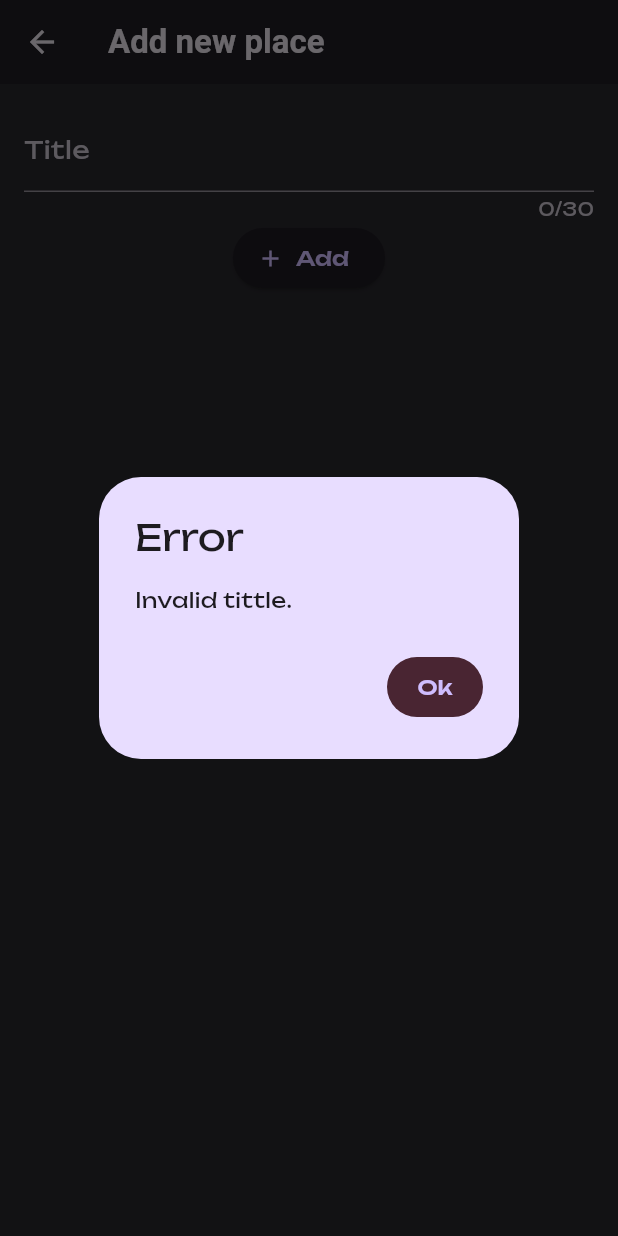
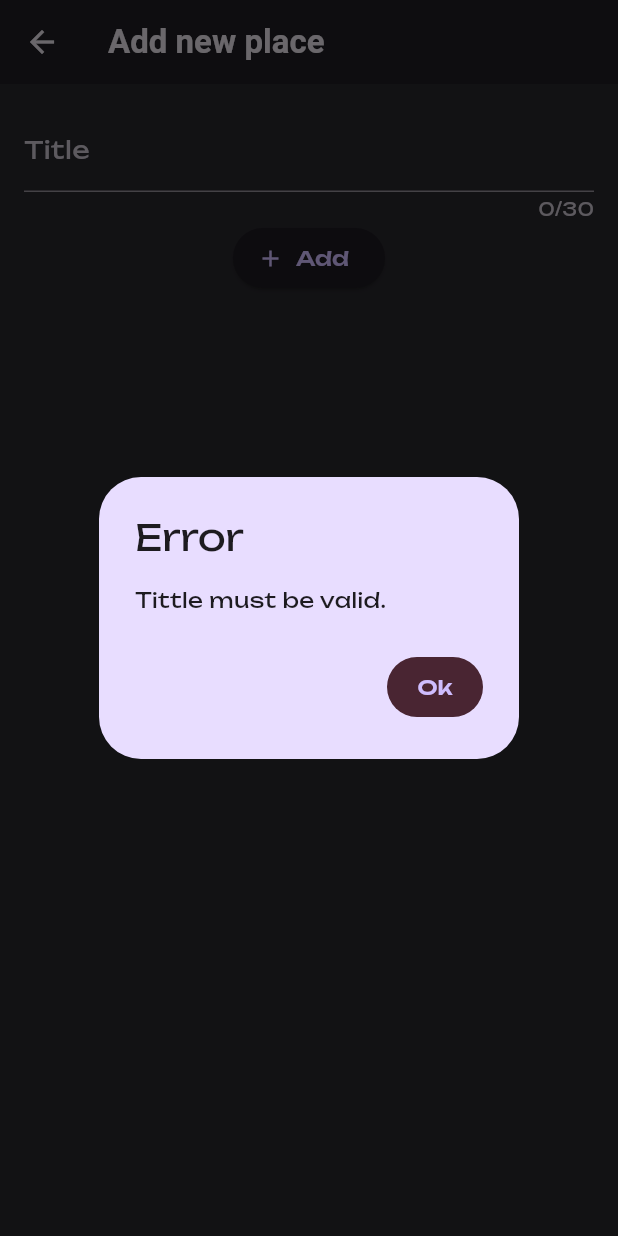
Before and after one commit to wmvieira21/favorite_places_flutter, a Flutter app: the AddNewPlaceScreen screen opened directly, after a tap on "Add", on a phone screen of 412 x 824 dp. Run offline on Flutter 3.47's test engine with Material 3 defaults, Android fonts, the phone set to English and light mode, and no system bars; our stand-ins replace flutter_riverpod, google_fonts, riverpod.

Commit message:
tweaking the app

```diff
--- /dev/null
+++ b/lib/dialogs/alert_dialog.dart
@@ -0,0 +1,22 @@
+import 'package:flutter/material.dart';
+
+class AlertDialogCustomized extends StatelessWidget {
+  const AlertDialogCustomized({super.key, required this.errorMessage});
+
+  final String errorMessage;
+
+  @override
+  Widget build(BuildContext context) {
+    return AlertDialog(
+      backgroundColor: Theme.of(context).colorScheme.onPrimaryContainer,
+      title: Text('Error'),
+      content: Text(errorMessage),
+      actions: [
+        TextButton(
+          onPressed: () => Navigator.pop(context),
+          child: Text('Ok'),
+        ),
+      ],
+    );
+  }
+}
--- a/lib/models/place.dart
+++ b/lib/models/place.dart
@@ -1,5 +1,10 @@
+import 'package:uuid/uuid.dart';
+
+const uuid = Uuid();
+
 class Place {
-  Place(this.tittle);
+  Place(this.tittle) : id = uuid.v4();
 
+  final String id;
   final String tittle;
 }
--- a/lib/screens/add_new_place_screen.dart
+++ b/lib/screens/add_new_place_screen.dart
@@ -1,3 +1,4 @@
+import 'package:favorite_places/dialogs/alert_dialog.dart';
 import 'package:favorite_places/models/place.dart';
 import 'package:flutter/material.dart';
 import 'package:flutter_riverpod/flutter_riverpod.dart';
@@ -14,25 +15,18 @@ class AddNewPlaceScreen extends ConsumerStatefulWidget {
 class _AddNewPlaceScreenState extends ConsumerState<AddNewPlaceScreen> {
   final TextEditingController tittleController = TextEditingController();
 
+  _showAlertError() {
+    return showDialog(
+        useSafeArea: true,
+        context: context,
+        builder: (context) =>
+            AlertDialogCustomized(errorMessage: 'Tittle must be valid.'));
+  }
+
   _saveFavoritePlace() {
     if (tittleController.text.isEmpty) {
-      return showDialog(
-        useSafeArea: true,
-        context: context,
-        builder: (context) => AlertDialog(
-          backgroundColor: Theme.of(context).colorScheme.onPrimaryContainer,
-          title: Text('Error'),
-          content: Text('Invalid tittle.'),
-          actions: [
-            TextButton(
-              onPressed: () => Navigator.pop(context),
-              child: Text('Ok'),
-            ),
-          ],
-        ),
-      );
+      return _showAlertError();
     }
-
     ref
         .read(favoritePlacesProvider.notifier)
         .addFavoritePlace(Place(tittleController.text));
@@ -51,7 +45,7 @@ class _AddNewPlaceScreenState extends ConsumerState<AddNewPlaceScreen> {
       appBar: AppBar(
         title: Text('Add new place'),
       ),
-      body: Padding(
+      body: SingleChildScrollView(
         padding: const EdgeInsets.all(16.0),
         child: Column(
           children: [
@@ -66,8 +60,8 @@ class _AddNewPlaceScreenState extends ConsumerState<AddNewPlaceScreen> {
             ),
             ElevatedButton.icon(
               onPressed: () => _saveFavoritePlace(),
-              label: Text('Add'),
-              icon: Icon(Icons.add),
+              label: const Text('Add'),
+              icon: const Icon(Icons.add),
             )
           ],
         ),
--- a/pubspec.yaml
+++ b/pubspec.yaml
@@ -38,6 +38,7 @@ dependencies:
   riverpod: ^2.6.1
   flutter_riverpod: ^2.6.1
   riverpod_annotation: ^2.6.1
+  uuid: ^4.5.1
 
 dev_dependencies:
   flutter_test:
```
Also changed, not shown: lib/favorite_places.dart (+7 -4 lines), lib/screens/favorite_place_details_screen.dart (added, +21 -0 lines), lib/widgets/favorite_places_list.dart (+19 -8 lines), pubspec.lock.
